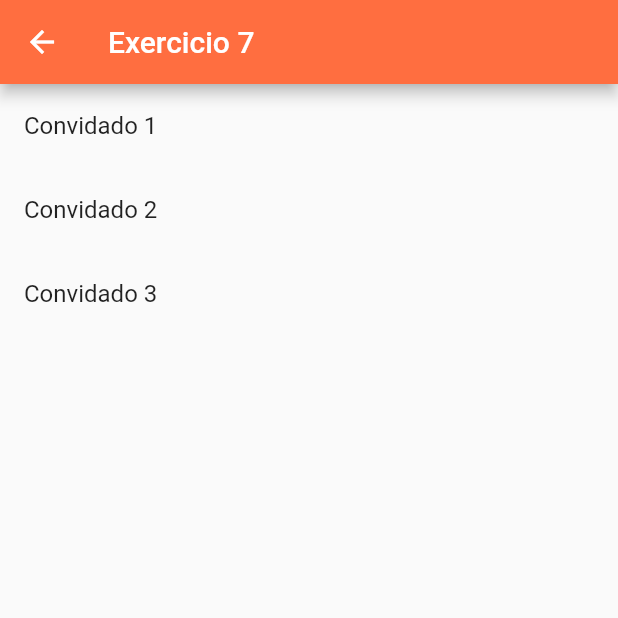
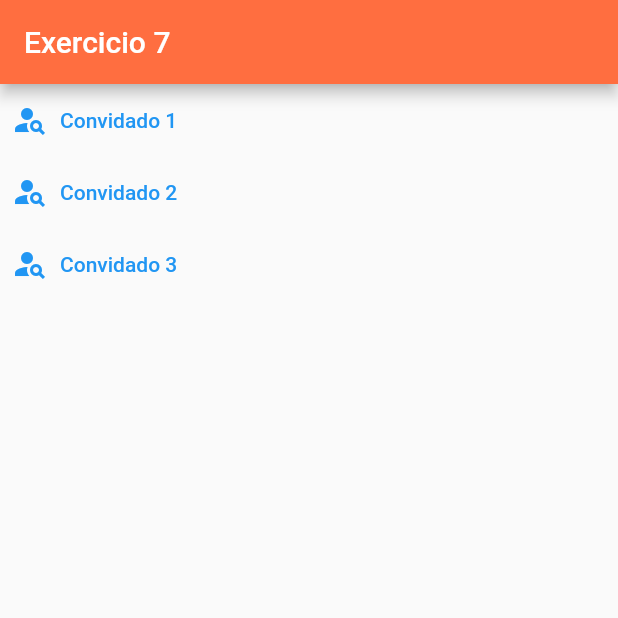
Before and after one commit to JasonRocha/FlutterAula1, a Flutter app: the Exercicio7 screen opened directly, on a phone screen of 412 x 824 dp, the top half of it. Run offline on Flutter 3.47's test engine with Material 2 defaults, Android fonts, the light colour scheme and no system bars; our stand-ins replace validators; missing offline and left inert: dart:html.

Commit message:
mudanca icon

```diff
--- a/lib/Exercicio1/Exercicio7.dart
+++ b/lib/Exercicio1/Exercicio7.dart
@@ -22,8 +22,18 @@ class _Exercicio7State extends State<Exercicio7> {
         itemCount: listaDeConvidados.length,
         itemBuilder: (context, index) {
           final guest = listaDeConvidados[index];
-          return ListTile(
-            title: Text(guest),
+          return TextButton(
+            onPressed: () {
+              print('Botão pressionado: $guest');
+              // Lógica a ser executada ao pressionar o botão
+            },
+            child: Row(
+              children: [
+                Icon(Icons.person_search_sharp),
+                SizedBox(width: 8), // Espaçamento entre o ícone e o texto
+                Text(guest),
+              ],
+            ),
           );
         },
       ),
--- a/lib/main.dart
+++ b/lib/main.dart
@@ -19,7 +19,7 @@ class MyApp extends StatelessWidget {
   @override
   Widget build(BuildContext context) {
     return MaterialApp(
-      home: Exercicio6(),
+      home: Exercicio7(),
     );
   }
 }
```
